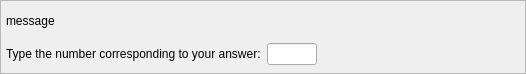
This is src/Question_widget.ui in Riateche/ridual as Qt 5 draws it before an edit. The edited form follows.
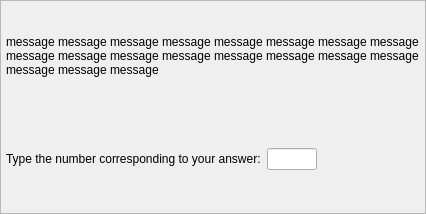
This is the edited form.

Commit message: messages and questions word wrap

Patch:
```diff
--- a/src/Question_widget.ui
+++ b/src/Question_widget.ui
@@ -6,8 +6,8 @@
    <rect>
     <x>0</x>
     <y>0</y>
-    <width>526</width>
-    <height>74</height>
+    <width>426</width>
+    <height>214</height>
    </rect>
   </property>
   <property name="sizePolicy">
@@ -41,7 +41,10 @@
       <item>
        <widget class="QLabel" name="message">
         <property name="text">
-         <string>message</string>
+         <string>message message message message message message message message message message message message message message message message message message message </string>
+        </property>
+        <property name="wordWrap">
+         <bool>true</bool>
         </property>
        </widget>
       </item>
```
The commit also changes 3 other files.
